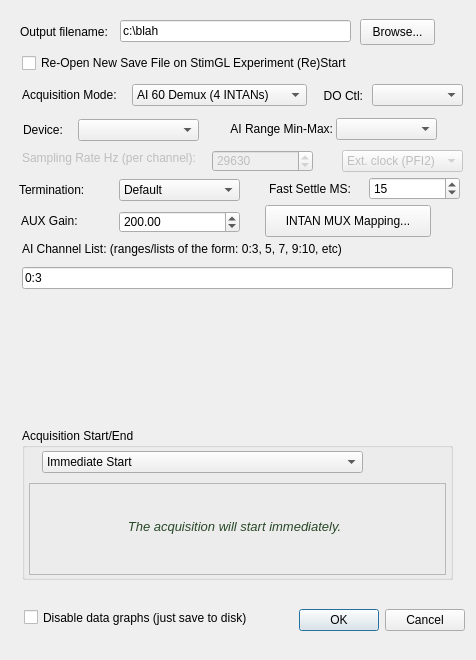
First picture: the form in ConfigureDialog.ui, repository acorver/SpikeGL, before the edit.
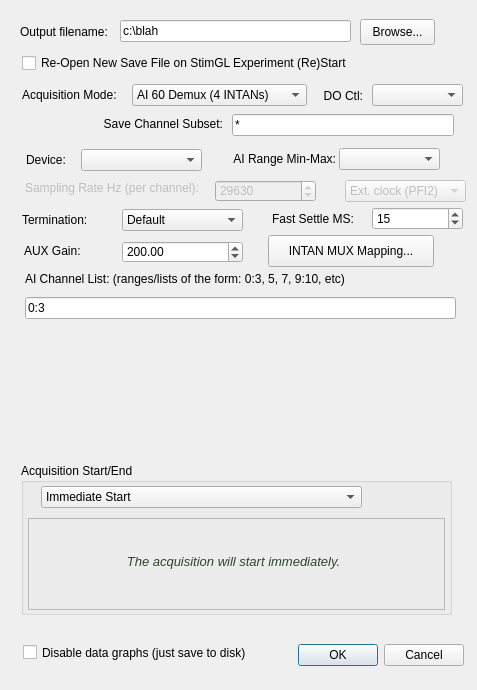
Second picture: the form after the edit. Icons and pictures are not drawn.

Commit message: One big commit.  About to do subset of channels.

The edit to the form file:
```diff
--- a/ConfigureDialog.ui
+++ b/ConfigureDialog.ui
@@ -9,8 +9,8 @@
    <rect>
     <x>0</x>
     <y>0</y>
-    <width>476</width>
-    <height>660</height>
+    <width>477</width>
+    <height>690</height>
    </rect>
   </property>
   <property name="windowTitle">
@@ -29,8 +29,8 @@
   <widget class="QDialogButtonBox" name="buttonBox">
    <property name="geometry">
     <rect>
-     <x>294</x>
-     <y>604</y>
+     <x>293</x>
+     <y>639</y>
      <width>171</width>
      <height>32</height>
     </rect>
@@ -133,8 +133,8 @@
   <widget class="QLineEdit" name="channelListLE">
    <property name="geometry">
     <rect>
-     <x>22</x>
-     <y>267</y>
+     <x>25</x>
+     <y>297</y>
      <width>431</width>
      <height>22</height>
     </rect>
@@ -149,8 +149,8 @@
   <widget class="QLabel" name="channelListLabel">
    <property name="geometry">
     <rect>
-     <x>22</x>
-     <y>241</y>
+     <x>25</x>
+     <y>271</y>
      <width>421</width>
      <height>16</height>
     </rect>
@@ -168,8 +168,8 @@
    </property>
    <property name="geometry">
     <rect>
-     <x>22</x>
-     <y>150</y>
+     <x>25</x>
+     <y>180</y>
      <width>181</width>
      <height>16</height>
     </rect>
@@ -187,8 +187,8 @@
    </property>
    <property name="geometry">
     <rect>
-     <x>212</x>
-     <y>150</y>
+     <x>215</x>
+     <y>180</y>
      <width>101</width>
      <height>22</height>
     </rect>
@@ -212,8 +212,8 @@
    </property>
    <property name="geometry">
     <rect>
-     <x>342</x>
-     <y>150</y>
+     <x>345</x>
+     <y>180</y>
      <width>121</width>
      <height>22</height>
     </rect>
@@ -236,8 +236,8 @@
   <widget class="QCheckBox" name="disableGraphsChk">
    <property name="geometry">
     <rect>
-     <x>24</x>
-     <y>607</y>
+     <x>23</x>
+     <y>642</y>
      <width>251</width>
      <height>21</height>
     </rect>
@@ -252,8 +252,8 @@
   <widget class="QGroupBox" name="acqStartEndGB">
    <property name="geometry">
     <rect>
-     <x>22</x>
-     <y>428</y>
+     <x>21</x>
+     <y>463</y>
      <width>431</width>
      <height>152</height>
     </rect>
@@ -353,8 +353,8 @@
   <widget class="QLabel" name="aiRangeMinLbl">
    <property name="geometry">
     <rect>
-     <x>222</x>
-     <y>118</y>
+     <x>225</x>
+     <y>148</y>
      <width>111</width>
      <height>22</height>
     </rect>
@@ -372,8 +372,8 @@
   <widget class="QComboBox" name="aiRangeCB">
    <property name="geometry">
     <rect>
-     <x>336</x>
-     <y>118</y>
+     <x>339</x>
+     <y>148</y>
      <width>101</width>
      <height>22</height>
     </rect>
@@ -385,8 +385,8 @@
   <widget class="QLabel" name="deviceLabel">
    <property name="geometry">
     <rect>
-     <x>23</x>
-     <y>119</y>
+     <x>26</x>
+     <y>149</y>
      <width>59</width>
      <height>22</height>
     </rect>
@@ -401,8 +401,8 @@
   <widget class="QComboBox" name="deviceCB">
    <property name="geometry">
     <rect>
-     <x>78</x>
-     <y>119</y>
+     <x>81</x>
+     <y>149</y>
      <width>121</width>
      <height>22</height>
     </rect>
@@ -446,8 +446,8 @@
   <widget class="QComboBox" name="aiTerminationCB">
    <property name="geometry">
     <rect>
-     <x>119</x>
-     <y>179</y>
+     <x>122</x>
+     <y>209</y>
      <width>121</width>
      <height>22</height>
     </rect>
@@ -484,8 +484,8 @@
   <widget class="QLabel" name="aiTerminationLabel">
    <property name="geometry">
     <rect>
-     <x>19</x>
-     <y>179</y>
+     <x>22</x>
+     <y>209</y>
      <width>101</width>
      <height>22</height>
     </rect>
@@ -500,8 +500,8 @@
   <widget class="QSpinBox" name="fastSettleSB">
    <property name="geometry">
     <rect>
-     <x>369</x>
-     <y>177</y>
+     <x>372</x>
+     <y>207</y>
      <width>91</width>
      <height>23</height>
     </rect>
@@ -522,8 +522,8 @@
   <widget class="QLabel" name="fastSettleLbl">
    <property name="geometry">
     <rect>
-     <x>269</x>
-     <y>179</y>
+     <x>272</x>
+     <y>209</y>
      <width>91</width>
      <height>20</height>
     </rect>
@@ -541,8 +541,8 @@
   <widget class="QLabel" name="auxGainLbl">
    <property name="geometry">
     <rect>
-     <x>21</x>
-     <y>210</y>
+     <x>24</x>
+     <y>240</y>
      <width>101</width>
      <height>22</height>
     </rect>
@@ -560,8 +560,8 @@
   <widget class="QDoubleSpinBox" name="auxGainSB">
    <property name="geometry">
     <rect>
-     <x>119</x>
-     <y>211</y>
+     <x>122</x>
+     <y>241</y>
      <width>121</width>
      <height>22</height>
     </rect>
@@ -582,8 +582,8 @@
   <widget class="QPushButton" name="muxMapBut">
    <property name="geometry">
     <rect>
-     <x>265</x>
-     <y>205</y>
+     <x>268</x>
+     <y>235</y>
      <width>166</width>
      <height>32</height>
     </rect>
@@ -621,13 +621,54 @@
   <widget class="QWidget" name="aoPassthruWidget" native="true">
    <property name="geometry">
     <rect>
-     <x>22</x>
-     <y>298</y>
+     <x>21</x>
+     <y>333</y>
      <width>431</width>
      <height>121</height>
     </rect>
    </property>
   </widget>
+  <widget class="QLineEdit" name="channelSubsetLE">
+   <property name="geometry">
+    <rect>
+     <x>232</x>
+     <y>114</y>
+     <width>222</width>
+     <height>22</height>
+    </rect>
+   </property>
+   <property name="toolTip">
+    <string>This option is useful if you wish to save &amp; graph only a subset of the demuxed AI channels.  
+Enter a list of virtual (demuxed) AI channels to acquire.  Ranges such as 0:59,  or 
+comma-separated-lists such as 1,2,3,4 are ok.  * or 'ALL' or an empty string indicates all
+channels will be saved.  </string>
+   </property>
+   <property name="text">
+    <string>*</string>
+   </property>
+  </widget>
+  <widget class="QLabel" name="channelSubsetLabel">
+   <property name="geometry">
+    <rect>
+     <x>46</x>
+     <y>114</y>
+     <width>177</width>
+     <height>20</height>
+    </rect>
+   </property>
+   <property name="toolTip">
+    <string>This option is useful if you wish to save &amp; graph only a subset of the demuxed AI channels.  
+Enter a list of virtual (demuxed) AI channels to acquire.  Ranges such as 0:59,  or 
+comma-separated-lists such as 1,2,3,4 are ok.  * or 'ALL' or an empty string indicates all
+channels will be saved.  </string>
+   </property>
+   <property name="text">
+    <string>Save Channel Subset:</string>
+   </property>
+   <property name="alignment">
+    <set>Qt::AlignRight|Qt::AlignTrailing|Qt::AlignVCenter</set>
+   </property>
+  </widget>
  </widget>
  <resources/>
  <connections>
```
The commit also changes 66 other files.
